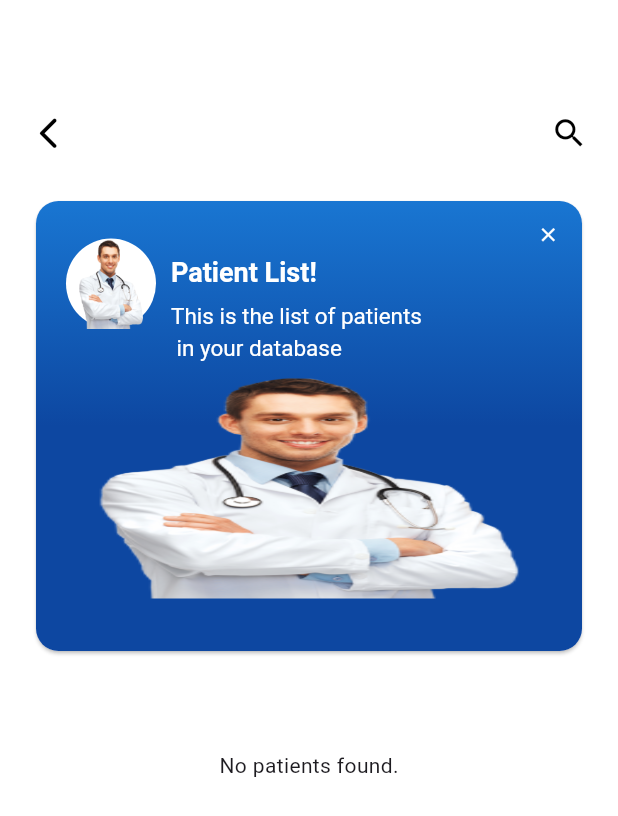
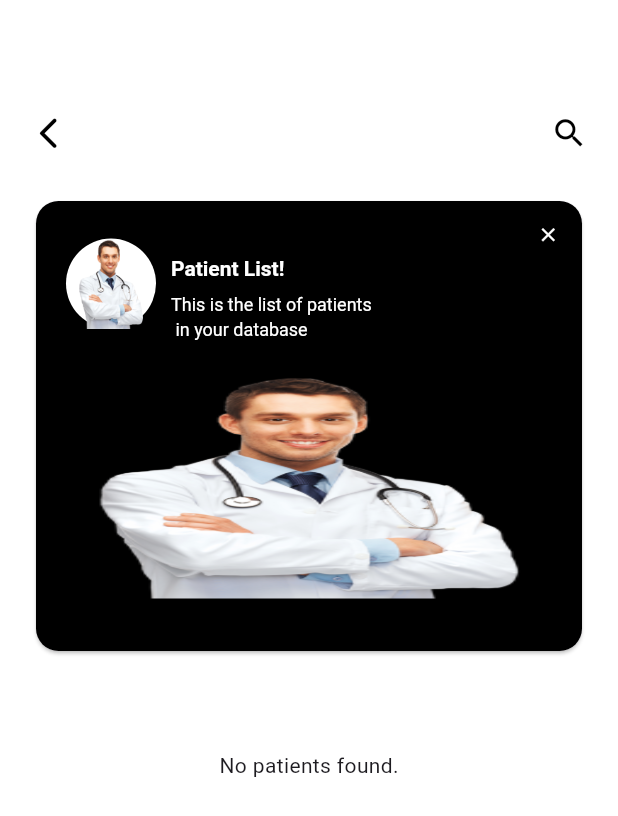
Before and after one commit to Phoenix-Chiriseri/cameraAppRepo, a Flutter app: the SeeAll screen opened directly, on a phone screen of 412 x 824 dp. Shown: the top 816 px of the screen. Run offline on Flutter 3.47's test engine with Material 3 defaults, Android fonts, the phone set to English and light mode, and no system bars; our stand-ins replace camera, firebase_core, flutter_local_notifications, get, image_picker, permission_handler and 4 more; missing offline and left inert: encrypt, flutter_tflite, network_info_plus, simple_application, webview_flutter_plus, wifi_iot; accounts and stored records are empty.

Commit message:
changed the patient list dart

```diff
--- a/lib/new_dash.dart
+++ b/lib/new_dash.dart
@@ -235,8 +235,8 @@ class Home extends StatelessWidget {
                     ),
                     _buildCard(
                       context,
-                      title: 'Review Images',
-                      description: 'View images about your patients',
+                      title: 'Upload Images',
+                      description: 'Upload images and test via AI',
                       label: 'Self Education',
                       color: Colors.white70,
                       textColor: Colors.black,
--- a/lib/patient_listscreen.dart
+++ b/lib/patient_listscreen.dart
@@ -119,7 +119,7 @@ class _SeeAllState extends State<SeeAll> {
                                         const SizedBox(width: 20),
                                         CircleAvatar(
                                           radius: 30,
-                                          backgroundColor: Colors.blue,
+                                          backgroundColor: Colors.black,
                                         ),
                                         const SizedBox(width: 10),
                                         Column(
@@ -127,7 +127,7 @@ class _SeeAllState extends State<SeeAll> {
                                           children: [
                                             TextWidget(
                                               'Patient ID: ${patient['id']}',
-                                              20,
+                                              12,
                                               Colors.black,
                                               FontWeight.bold,
                                               letterSpace: 0,
@@ -135,7 +135,7 @@ class _SeeAllState extends State<SeeAll> {
                                             const SizedBox(height: 5),
                                             TextWidget(
                                               'Date of Birth: ${patient['date_of_birth']}',
-                                              17,
+                                              12,
                                               Colors.black,
                                               FontWeight.bold,
                                               letterSpace: 0,
@@ -146,7 +146,7 @@ class _SeeAllState extends State<SeeAll> {
                                         const Spacer(),
                                         const Icon(
                                           Icons.navigation_sharp,
-                                          color: Colors.blue,
+                                          color: Colors.red,
                                         ),
                                         const SizedBox(width: 20),
                                       ],
@@ -182,9 +182,9 @@ class _SeeAllState extends State<SeeAll> {
                   begin: Alignment.topCenter,
                   end: Alignment.bottomCenter,
                   colors: [
-                    Colors.blue.shade700,
-                    Colors.blue.shade900,
-                    Colors.blue.shade900,
+                    Colors.black,
+                    Colors.black,
+                    Colors.black,
                   ])),
           child: Stack(
             alignment: Alignment.center,
@@ -213,7 +213,7 @@ class _SeeAllState extends State<SeeAll> {
                           const SizedBox(height: 10),
                           TextWidget(
                             "Patient List!",
-                            18,
+                            14,
                             Colors.white,
                             FontWeight.bold,
                             letterSpace: 0,
@@ -221,7 +221,7 @@ class _SeeAllState extends State<SeeAll> {
                           const SizedBox(height: 5),
                           TextWidget(
                             "This is the list of patients \n in your database",
-                            15,
+                            12,
                             Colors.white,
                             FontWeight.normal,
                             letterSpace: 0,
```
